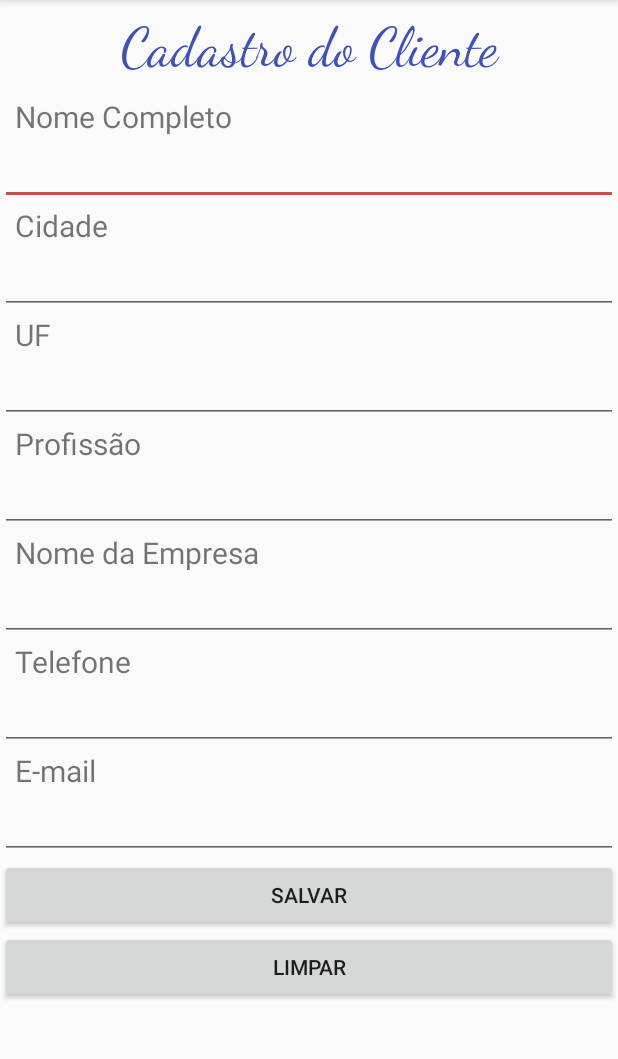
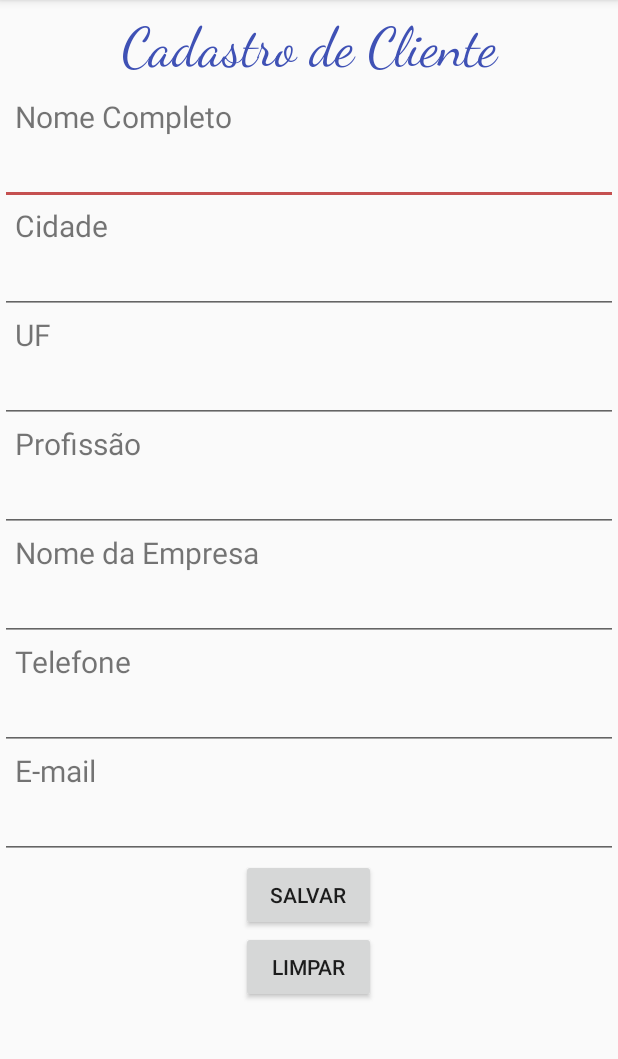
Before and after one commit to goncasthiago/SplashClienteMVC, an Android app: the screen it shows after launch (MainActivity), on a phone screen of 412 x 824 dp, the part 84-1143 px from its top. Run offline under Robolectric (Android 15) with nearby library versions, the phone set to English and light mode, and no system bars.

Commit message:
Formulário de Cliente completo com implementação do MVC.
Após clicar no botão limpar, o Scroll View volta para o início da activity.

```diff
--- a/app/src/main/java/br/com/goncasthiago/semana02aula05clientemvc/MainActivity.java
+++ b/app/src/main/java/br/com/goncasthiago/semana02aula05clientemvc/MainActivity.java
@@ -5,10 +5,15 @@ import android.os.Bundle;
 import android.view.View;
 import android.widget.Button;
 import android.widget.EditText;
+import android.widget.ScrollView;
+import android.widget.TextView;
 import android.widget.Toast;
 
 import br.com.goncasthiago.semana02aula05clientemvc.controller.ClienteController;
 import br.com.goncasthiago.semana02aula05clientemvc.model.Cliente;
+
+import static br.com.goncasthiago.semana02aula05clientemvc.R.layout.activity_main;
+
 
 public class MainActivity extends AppCompatActivity {
 
@@ -19,15 +24,13 @@ public class MainActivity extends AppCompatActivity {
 
     Button btnSalvar, btnLimpar;
     EditText editNome, editCidade, editUF, editProfissao, editEmpresa, editTelefone, editEmail;
-
-
+    TextView txtTitulo;
+    ScrollView scrollviewform;
 
     @Override
     protected void onCreate(Bundle savedInstanceState) {
         super.onCreate(savedInstanceState);
-        setContentView(R.layout.activity_main);
-
-
+        setContentView(activity_main);
 
         objCliente = new Cliente();
         clienteController = new ClienteController();
@@ -43,6 +46,8 @@ public class MainActivity extends AppCompatActivity {
         editEmpresa = (EditText) findViewById(R.id.editEmpresa);
         editTelefone = (EditText) findViewById(R.id.editTelefone);
         editEmail = (EditText) findViewById(R.id.editEmail);
+        txtTitulo = (TextView) findViewById(R.id.txtTitulo);
+        scrollviewform = (ScrollView) findViewById(R.id.scrollviewform);
 
         //Capturando o clique no botão btnSalvar
 
@@ -99,6 +104,10 @@ public class MainActivity extends AppCompatActivity {
         editTelefone.setText("");
         editEmail.setText("");
 
+        editNome.requestFocus();
+        scrollviewform.fullScroll(ScrollView.FOCUS_UP);
+
+
 
     }
 
--- a/app/src/main/java/br/com/goncasthiago/semana02aula05clientemvc/controller/ClienteController.java
+++ b/app/src/main/java/br/com/goncasthiago/semana02aula05clientemvc/controller/ClienteController.java
@@ -34,6 +34,8 @@ public class ClienteController {
         this.cliente.setCidade("");
         this.cliente.setNome("");
         this.cliente.setUf("");
+
+
     }
 
     @Override
--- /dev/null
+++ b/app/src/main/res/drawable/btnformulario.xml
@@ -0,0 +1,5 @@
+<?xml version="1.0" encoding="utf-8"?>
+<selector xmlns:android="http://schemas.android.com/apk/res/android">
+    <item android:drawable="@drawable/btn_formulario_selected" android:state_pressed="true" />
+    <item android:drawable="@drawable/btn_formulario_main" />
+</selector>
--- a/app/src/main/res/layout/activity_main.xml
+++ b/app/src/main/res/layout/activity_main.xml
@@ -8,7 +8,8 @@
 
 <ScrollView
     android:layout_width="match_parent"
-    android:layout_height="match_parent">
+    android:layout_height="match_parent"
+    android:id="@+id/scrollviewform">
 
     <LinearLayout
         android:layout_width="match_parent"
@@ -40,7 +41,9 @@
             android:layout_width="match_parent"
             android:layout_height="wrap_content"
             android:paddingLeft="@dimen/left_padding_margin"
-            android:inputType="textPersonName"/>
+            android:inputType="textPersonName"
+
+            />
 
         <TextView
             android:id="@+id/txtCidade"
@@ -135,15 +138,19 @@
 
         <Button
             android:id="@+id/btnSalvar"
-            android:layout_width="match_parent"
+            android:layout_width="@dimen/botoes"
             android:layout_height="wrap_content"
-            android:text="@string/btnSalvar" />
+            android:text="@string/btnSalvar"
+            android:layout_gravity="center"
+            android:paddingBottom="@dimen/left_padding_margin" />
 
         <Button
             android:id="@+id/btnLimpar"
-            android:layout_width="match_parent"
+            android:layout_width="@dimen/botoes"
             android:layout_height="wrap_content"
-            android:text="@string/btnLimpar" />
+            android:text="@string/btnLimpar"
+            android:layout_gravity="center"
+            android:paddingBottom="@dimen/left_padding_margin" />
 
     </LinearLayout>
 
--- a/app/src/main/res/values/dimens.xml
+++ b/app/src/main/res/values/dimens.xml
@@ -5,5 +5,6 @@
     <dimen name="label_texto_size">20sp</dimen>
     <dimen name="label_textotitulo_size">36sp</dimen>
     <dimen name="left_padding_margin">10dp</dimen>
+    <dimen name="botoes">90dp</dimen>
 
 </resources>
--- a/app/src/main/res/values/strings.xml
+++ b/app/src/main/res/values/strings.xml
@@ -6,7 +6,7 @@
 
     <string name="meuProjeto">Curso Android 2016</string>
 
-    <string name="txtTitulo">Cadastro do Cliente</string>
+    <string name="txtTitulo">Cadastro de Cliente</string>
     <string name="txtNome">Nome Completo</string>
     <string name="txtCidade">Cidade</string>
     <string name="txtUF">UF</string>
```
Also changed, not shown: app/src/main/res/drawable/btn_formulario_main.xml (added, +16 -0 lines), app/src/main/res/drawable/btn_formulario_selected.xml (added, +16 -0 lines).
